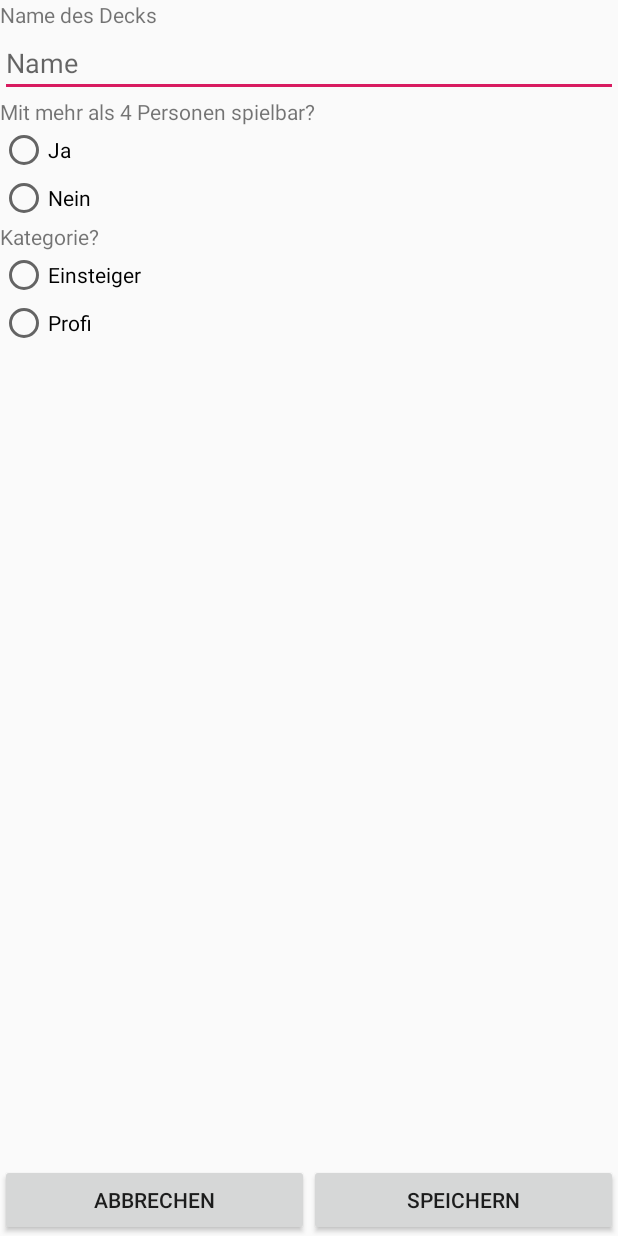
After one commit to ts67uulm/Dominion, an Android app: the layout activity_alert_dialog_save_deck.xml on its own in the app's theme, with its tools: preview values and no code run, on a phone screen of 412 x 824 dp. The commit adds this screen. Run offline under Robolectric (Android 15) with nearby library versions, the phone set to English and light mode, and no system bars.

Commit message:
speichern von decks möglich

```diff
--- a/app/build.gradle
+++ b/app/build.gradle
@@ -22,6 +22,8 @@ dependencies {
     implementation fileTree(dir: 'libs', include: ['*.jar'])
     implementation 'com.android.support:appcompat-v7:28.0.0'
     implementation 'com.android.support.constraint:constraint-layout:1.1.3'
+    implementation 'androidx.appcompat:appcompat:1.0.0-alpha1'
+    implementation 'androidx.constraintlayout:constraintlayout:1.1.2'
     testImplementation 'junit:junit:4.12'
     androidTestImplementation 'com.android.support.test:runner:1.0.2'
     androidTestImplementation 'com.android.support.test.espresso:espresso-core:3.0.2'
--- a/app/src/main/AndroidManifest.xml
+++ b/app/src/main/AndroidManifest.xml
@@ -17,7 +17,10 @@
             </intent-filter>
         </activity>
         <activity android:name=".ChooseCards" />
-        <activity android:name=".ShowDeck"></activity>
+        <activity android:name=".ShowDeck" />
+        <activity
+            android:name=".AlertDialogs.AlertDialogSaveDeck"
+            android:theme="@style/Theme.AppCompat.Dialog" />
     </application>
 
 </manifest>
--- a/app/src/main/java/stenzel/tim/dominion/DB/AppDatabase.java
+++ b/app/src/main/java/stenzel/tim/dominion/DB/AppDatabase.java
@@ -15,7 +15,7 @@ import stenzel.tim.dominion.Classes.Deck;
 import stenzel.tim.dominion.Classes.Erweiterungsset;
 import stenzel.tim.dominion.Classes.Kurvenmodell;
 
-@Database(entities = {Card.class, Erweiterungsset.class, Deck.class, Kurvenmodell.class, CCD.class}, version = 9, exportSchema = false)
+@Database(entities = {Card.class, Erweiterungsset.class, Deck.class, Kurvenmodell.class, CCD.class}, version = 11, exportSchema = false)
 public abstract class AppDatabase extends RoomDatabase {
 
     private static AppDatabase INSTANCE;
--- a/app/src/main/java/stenzel/tim/dominion/DB/DeckDao.java
+++ b/app/src/main/java/stenzel/tim/dominion/DB/DeckDao.java
@@ -1,9 +1,12 @@
 package stenzel.tim.dominion.DB;
 
+
+import java.util.List;
 
 import androidx.room.Dao;
 import androidx.room.Delete;
 import androidx.room.Insert;
+import androidx.room.Query;
 import stenzel.tim.dominion.Classes.Deck;
 
 @Dao
@@ -15,6 +18,9 @@ public interface DeckDao {
     @Insert
     void insertAll(Deck... decks);
 
+    @Query("SELECT id FROM Deck WHERE name = :name AND morePlayers = :morePlayers AND category = :category AND kurvenId = :id")
+    int getDeckId(String name, boolean morePlayers, String category, int id);
+
     @Delete
     void deleteElement(Deck d);
 
--- /dev/null
+++ b/app/src/main/res/layout/activity_alert_dialog_save_deck.xml
@@ -0,0 +1,100 @@
+<?xml version="1.0" encoding="utf-8"?>
+<RelativeLayout xmlns:android="http://schemas.android.com/apk/res/android"
+    xmlns:app="http://schemas.android.com/apk/res-auto"
+    xmlns:tools="http://schemas.android.com/tools"
+    android:layout_width="match_parent"
+    android:layout_height="wrap_content"
+    tools:context=".AlertDialogs.AlertDialogSaveDeck">
+
+    <LinearLayout
+        android:orientation="vertical"
+        android:layout_width="match_parent"
+        android:layout_height="wrap_content">
+
+        <TextView
+            android:layout_width="match_parent"
+            android:layout_height="wrap_content"
+            android:text="Name des Decks"/>
+
+        <EditText
+            android:id="@+id/alert_save_deck_name_edit"
+            android:inputType="text"
+            android:layout_width="match_parent"
+            android:layout_height="wrap_content"
+            android:hint="Name"/>
+
+        <TextView
+            android:layout_width="match_parent"
+            android:layout_height="wrap_content"
+            android:text="Mit mehr als 4 Personen spielbar?"/>
+
+        <RadioGroup
+            android:id="@+id/alert_save_deck_players_grp"
+            android:layout_width="match_parent"
+            android:layout_height="wrap_content">
+
+            <RadioButton
+                android:id="@+id/alert_save_deck_more_yes"
+                android:layout_width="wrap_content"
+                android:layout_height="wrap_content"
+                android:text="Ja"/>
+
+            <RadioButton
+                android:id="@+id/alert_save_deck_more_no"
+                android:layout_width="wrap_content"
+                android:layout_height="wrap_content"
+                android:text="Nein"/>
+
+        </RadioGroup>
+
+        <TextView
+            android:layout_width="match_parent"
+            android:layout_height="wrap_content"
+            android:text="Kategorie?"/>
+
+        <RadioGroup
+            android:id="@+id/alert_save_deck_cat_grp"
+            android:layout_width="match_parent"
+            android:layout_height="wrap_content">
+
+            <RadioButton
+                android:id="@+id/alert_save_deck_cat_beginner"
+                android:layout_width="wrap_content"
+                android:layout_height="wrap_content"
+                android:text="Einsteiger"/>
+
+            <RadioButton
+                android:id="@+id/alert_save_deck_cat_advanced"
+                android:layout_width="wrap_content"
+                android:layout_height="wrap_content"
+                android:text="Profi"/>
+
+        </RadioGroup>
+
+    </LinearLayout>
+
+    <LinearLayout
+        android:orientation="horizontal"
+        android:layout_width="match_parent"
+        android:layout_height="wrap_content"
+        android:layout_alignParentBottom="true">
+
+        <Button
+            android:id="@+id/alert_save_deck_cancel_btn"
+            android:layout_width="0dp"
+            android:layout_height="wrap_content"
+            android:layout_weight="1"
+            android:text="Abbrechen"/>
+
+        <Button
+            android:id="@+id/alert_save_deck_save_btn"
+            android:layout_width="0dp"
+            android:layout_height="wrap_content"
+            android:layout_weight="1"
+            android:text="Speichern"/>
+
+    </LinearLayout>
+
+
+
+</RelativeLayout>
```
Also changed, not shown: app/src/main/java/stenzel/tim/dominion/AlertDialogs/AlertDialogSaveDeck.java (added, +126 -0 lines), app/src/main/java/stenzel/tim/dominion/Classes/CCD.java (+22 -4 lines), app/src/main/java/stenzel/tim/dominion/Classes/Deck.java (+4 -4 lines), app/src/main/java/stenzel/tim/dominion/ShowDeck.java (+56 -3 lines), app/src/main/res/layout/activity_main.xml (+24 -10 lines).
